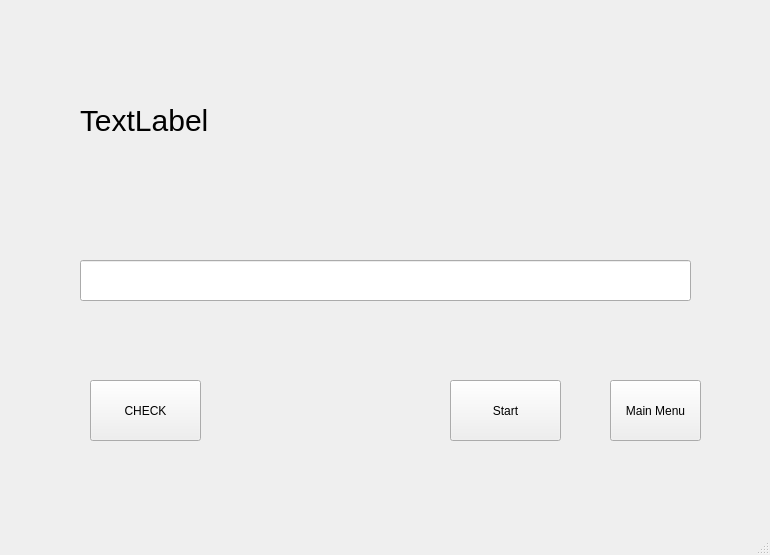
Qt form app.ui (JohnPoleshchuk/KeyboardTrainer) before a commit.
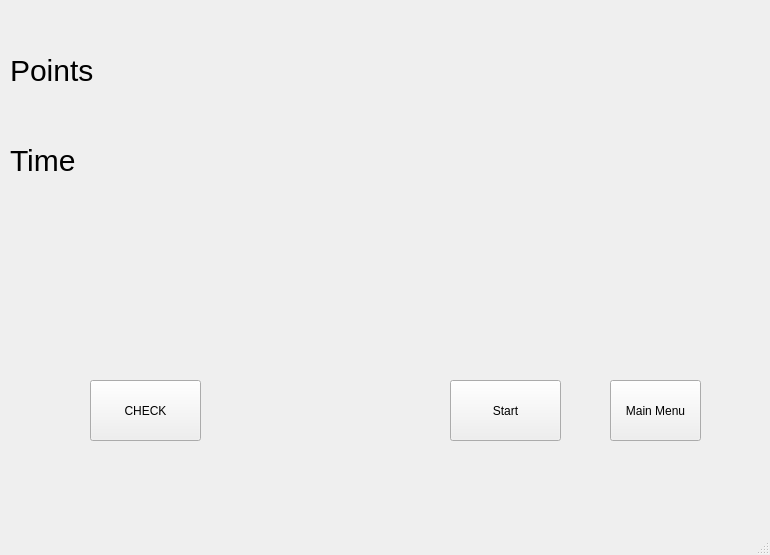
The same form after that commit. The open tabs and pages were chosen to show the change.

Commit message: add timer and points

```diff
--- a/app.ui
+++ b/app.ui
@@ -531,7 +531,7 @@
       <property name="geometry">
        <rect>
         <x>100</x>
-        <y>90</y>
+        <y>270</y>
         <width>591</width>
         <height>81</height>
        </rect>
@@ -542,7 +542,7 @@
 }</string>
       </property>
       <property name="text">
-       <string>TextLabel</string>
+       <string/>
       </property>
      </widget>
      <widget class="QPushButton" name="Option1ButtonStart">
@@ -558,24 +558,6 @@
        <string>Start</string>
       </property>
      </widget>
-     <widget class="QLineEdit" name="lineEditOption1">
-      <property name="geometry">
-       <rect>
-        <x>100</x>
-        <y>270</y>
-        <width>611</width>
-        <height>41</height>
-       </rect>
-      </property>
-      <property name="styleSheet">
-       <string notr="true">QTextLabel {
-font-size:30px;
-}</string>
-      </property>
-      <property name="text">
-       <string/>
-      </property>
-     </widget>
      <widget class="QPushButton" name="Option1ButtonCheck">
       <property name="geometry">
        <rect>
@@ -589,6 +571,78 @@
        <string>CHECK</string>
       </property>
      </widget>
+     <widget class="QLabel" name="Option1TIME">
+      <property name="geometry">
+       <rect>
+        <x>130</x>
+        <y>130</y>
+        <width>571</width>
+        <height>81</height>
+       </rect>
+      </property>
+      <property name="styleSheet">
+       <string notr="true">QLabel {
+font-size:30px;
+}</string>
+      </property>
+      <property name="text">
+       <string/>
+      </property>
+     </widget>
+     <widget class="QLabel" name="Option1LabelTime">
+      <property name="geometry">
+       <rect>
+        <x>30</x>
+        <y>130</y>
+        <width>71</width>
+        <height>81</height>
+       </rect>
+      </property>
+      <property name="styleSheet">
+       <string notr="true">QLabel {
+font-size:30px;
+}</string>
+      </property>
+      <property name="text">
+       <string>Time</string>
+      </property>
+     </widget>
+     <widget class="QLabel" name="Option1LabelPoints">
+      <property name="geometry">
+       <rect>
+        <x>30</x>
+        <y>40</y>
+        <width>91</width>
+        <height>81</height>
+       </rect>
+      </property>
+      <property name="styleSheet">
+       <string notr="true">QLabel {
+font-size:30px;
+}</string>
+      </property>
+      <property name="text">
+       <string>Points</string>
+      </property>
+     </widget>
+     <widget class="QLabel" name="Option1Points">
+      <property name="geometry">
+       <rect>
+        <x>130</x>
+        <y>40</y>
+        <width>571</width>
+        <height>81</height>
+       </rect>
+      </property>
+      <property name="styleSheet">
+       <string notr="true">QLabel {
+font-size:30px;
+}</string>
+      </property>
+      <property name="text">
+       <string/>
+      </property>
+     </widget>
     </widget>
     <widget class="QWidget" name="Option2">
      <widget class="QPushButton" name="ButtonMainMenuOP2">
```
The commit also changes 3 other files.
